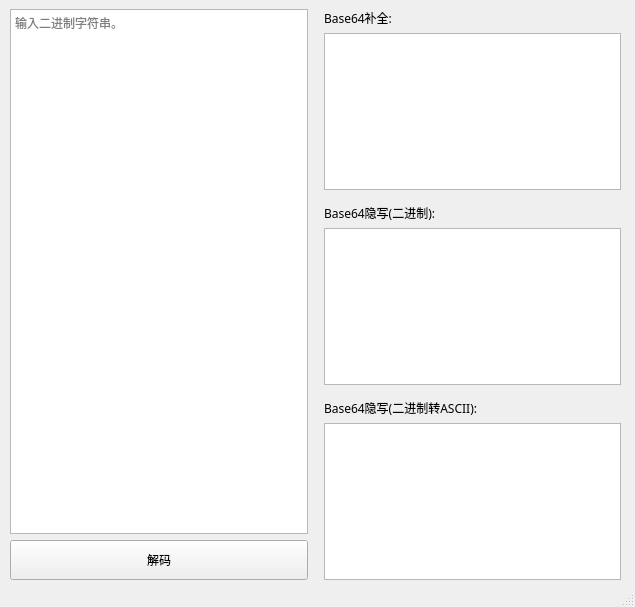
The window that src/GUI/ui.ui (UP0916/Base-Tools) describes before a commit, drawn with Qt 5.
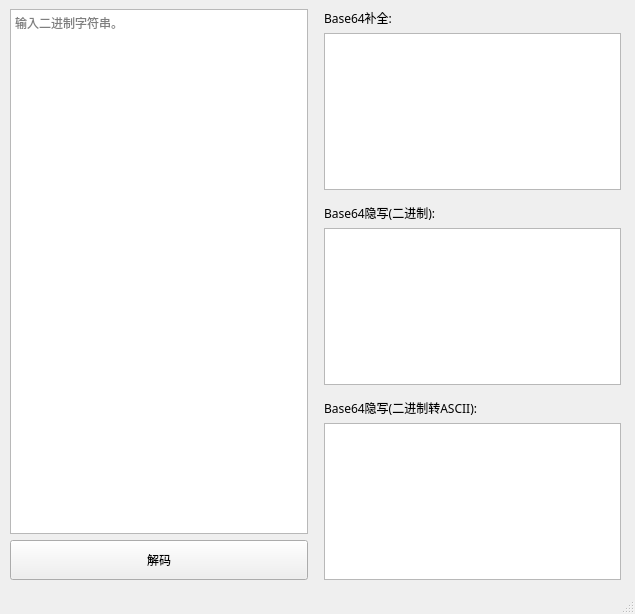
The same window after the commit. Custom widgets are drawn as their Qt base class.

Commit message: 增加UI的DPI自适应

Diff of the .ui file:
```diff
--- a/src/GUI/ui.ui
+++ b/src/GUI/ui.ui
@@ -7,7 +7,7 @@
     <x>0</x>
     <y>0</y>
     <width>635</width>
-    <height>607</height>
+    <height>614</height>
    </rect>
   </property>
   <property name="font">
@@ -22,7 +22,7 @@
    <string>Base64工具   作者:Byxs20</string>
   </property>
   <widget class="QWidget" name="centralwidget">
-   <widget class="QWidget" name="">
+   <widget class="QWidget" name="layoutWidget">
     <property name="geometry">
      <rect>
       <x>10</x>
```
The commit also changes 2 other files.
